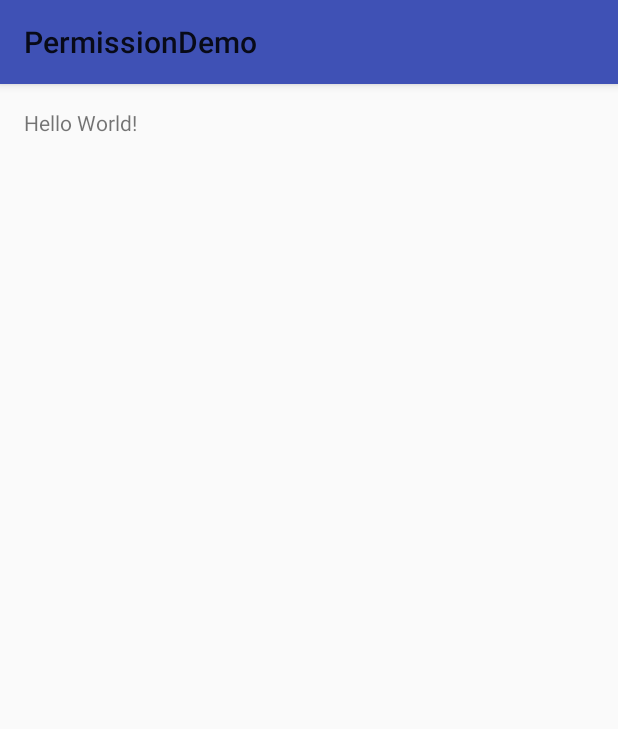
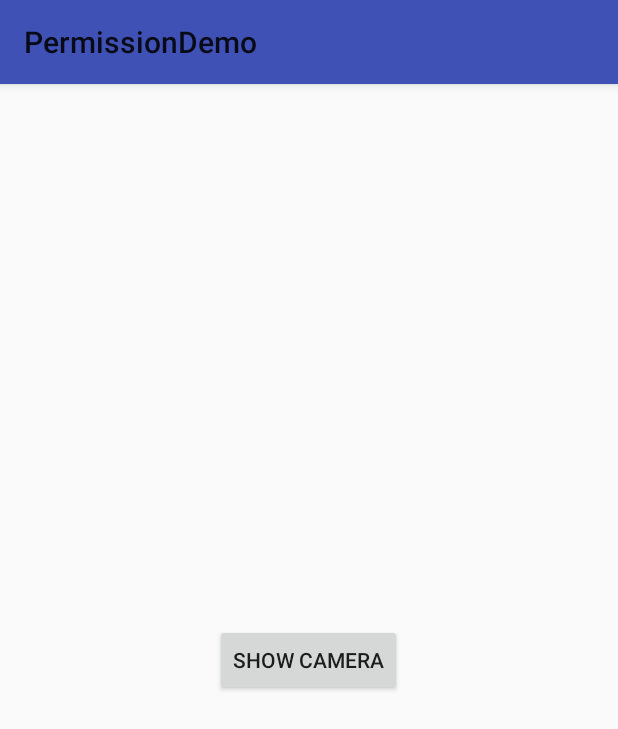
Before and after one commit to lehieudut/demoPermision, an Android app: the screen it shows after launch (MainActivity), on a phone screen of 412 x 824 dp. Shown: the top 729 px of the screen. Run offline under Robolectric (Android 15) with nearby library versions, the phone set to English and light mode, and no system bars.

Commit message:
add camera

```diff
--- a/app/src/main/java/com/hieulelele/permissiondemo/MainActivity.java
+++ b/app/src/main/java/com/hieulelele/permissiondemo/MainActivity.java
@@ -1,13 +1,30 @@
 package com.hieulelele.permissiondemo;
 
+import android.content.Intent;
+import android.os.Bundle;
 import android.support.v7.app.AppCompatActivity;
-import android.os.Bundle;
+import android.view.View;
+import android.widget.Button;
 
 public class MainActivity extends AppCompatActivity {
+    public static final int CAMERA_REQUEST = 100;
+    Button mButton;
 
     @Override
     protected void onCreate(Bundle savedInstanceState) {
         super.onCreate(savedInstanceState);
         setContentView(R.layout.activity_main);
+        mButton = (Button) findViewById(R.id.mButton);
+        mButton.setOnClickListener(new View.OnClickListener() {
+            @Override
+            public void onClick(View view) {
+                showCamera();
+            }
+        });
+    }
+
+    private void showCamera() {
+        Intent cameraIntent = new Intent(android.provider.MediaStore.ACTION_IMAGE_CAPTURE);
+        startActivityForResult(cameraIntent, CAMERA_REQUEST);
     }
 }
--- a/app/src/main/res/layout/activity_main.xml
+++ b/app/src/main/res/layout/activity_main.xml
@@ -8,10 +8,12 @@
     android:paddingLeft="@dimen/activity_horizontal_margin"
     android:paddingRight="@dimen/activity_horizontal_margin"
     android:paddingTop="@dimen/activity_vertical_margin"
+    android:gravity="center"
     tools:context="com.hieulelele.permissiondemo.MainActivity">
 
-    <TextView
+    <Button
+        android:id="@+id/mButton"
         android:layout_width="wrap_content"
         android:layout_height="wrap_content"
-        android:text="Hello World!" />
+        android:text="Show Camera" />
 </RelativeLayout>
```
